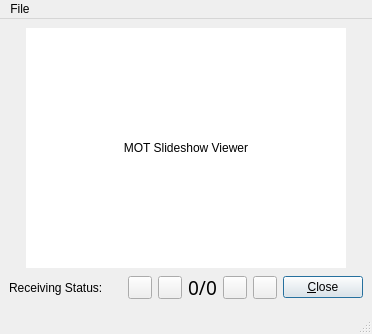
Before: the Qt Designer form dream/src/GUI-QT/SlideShowViewer.ui in mmjee/dream-patched, drawn with Qt 5.
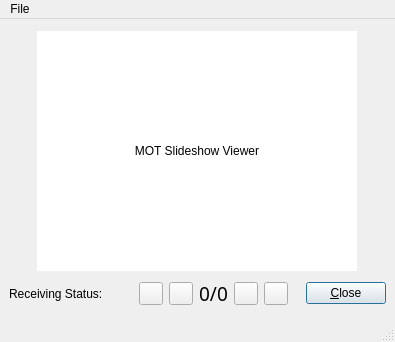
After: the same form once the commit is applied. Icons and pictures are not drawn. Custom widgets are drawn as their Qt base class.

Commit message: set windowIcon from resource

Patch:
```diff
--- a/dream/src/GUI-QT/SlideShowViewer.ui
+++ b/dream/src/GUI-QT/SlideShowViewer.ui
@@ -1,12 +1,12 @@
 <ui version="4.0" >
  <class>SlideShowViewer</class>
- <widget class="QMainWindow" name="SlideShowViewer" >
-  <property name="geometry" >
+ <widget class="QMainWindow" name="SlideShowViewer">
+  <property name="geometry">
    <rect>
     <x>0</x>
     <y>0</y>
-    <width>371</width>
-    <height>334</height>
+    <width>395</width>
+    <height>342</height>
    </rect>
   </property>
   <property name="windowTitle" >
@@ -224,17 +224,17 @@
     </item>
    </layout>
   </widget>
-  <widget class="QMenuBar" name="menubar" >
-   <property name="geometry" >
+  <widget class="QMenuBar" name="menubar">
+   <property name="geometry">
     <rect>
      <x>0</x>
      <y>0</y>
-     <width>371</width>
-     <height>19</height>
+     <width>395</width>
+     <height>25</height>
     </rect>
    </property>
-   <widget class="QMenu" name="menuFile" >
-    <property name="title" >
+   <widget class="QMenu" name="menuFile">
+    <property name="title">
      <string>File</string>
     </property>
     <addaction name="actionClear_All" />
@@ -244,7 +244,7 @@
     <addaction name="separator" />
     <addaction name="actionClose" />
    </widget>
-   <addaction name="menuFile" />
+   <addaction name="menuFile"/>
   </widget>
   <widget class="QStatusBar" name="statusbar" />
   <action name="actionClear_All" >
```
Left out of the diff: 163 changed lines with no effect on the pictures.
